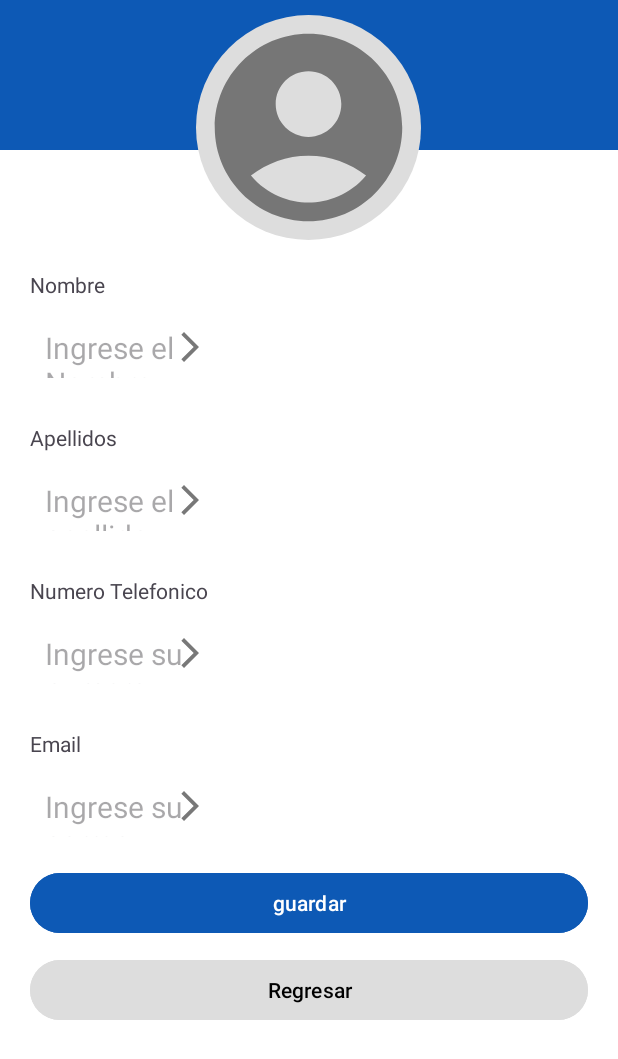
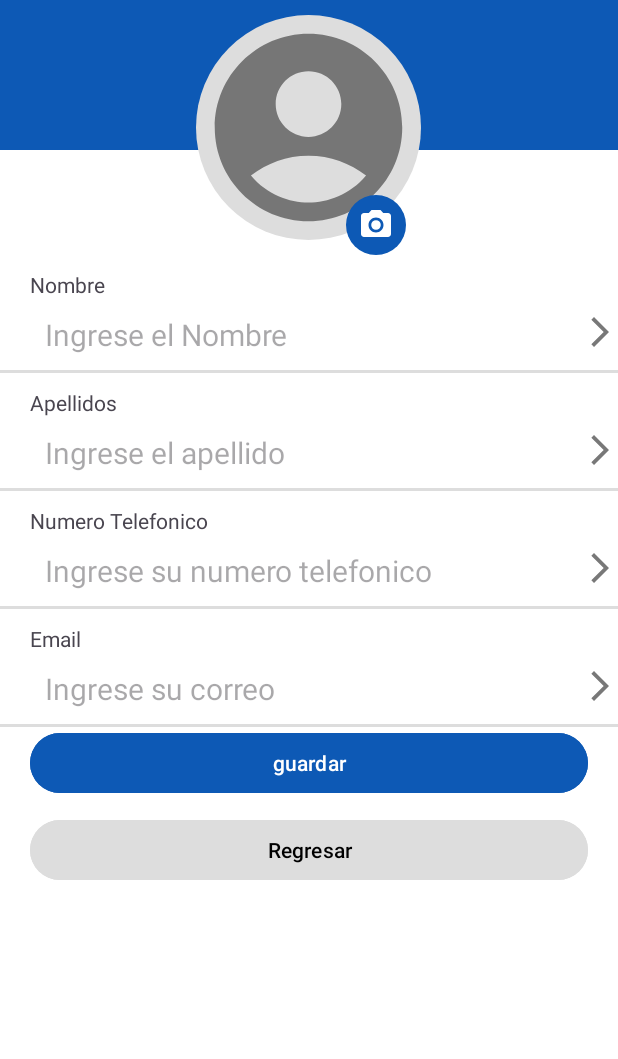
Before and after one commit to AlexAntonio29/AndroidStudioPracticas, an Android app: the PersonalDataActivity screen opened directly, with no data from a screen before it, on a phone screen of 412 x 824 dp. Shown: the top 1059 px of the screen. Run offline under Robolectric (Android 15) with nearby library versions, the light colour scheme and no system bars.

Commit message:
update Gestor incentivos Agregar foto parte 1

```diff
--- a/Proyectos/Gestor de Incentivos/app/src/main/AndroidManifest.xml
+++ b/Proyectos/Gestor de Incentivos/app/src/main/AndroidManifest.xml
@@ -1,7 +1,7 @@
 <?xml version="1.0" encoding="utf-8"?>
 <manifest xmlns:android="http://schemas.android.com/apk/res/android"
     xmlns:tools="http://schemas.android.com/tools">
-
+    <uses-permission android:name="android.permission.READ_EXTERNAL_STORAGE" />
     <application
         android:allowBackup="true"
         android:dataExtractionRules="@xml/data_extraction_rules"
@@ -28,6 +28,9 @@
         <activity android:name=".MainCafeteria"></activity>
         <activity android:name=".PersonalDataActivity"></activity>
 
+
+
+
     </application>
 
 </manifest>
--- a/Proyectos/Gestor de Incentivos/app/src/main/java/com/angel/gestordeincentivos/PersonalDataActivity.java
+++ b/Proyectos/Gestor de Incentivos/app/src/main/java/com/angel/gestordeincentivos/PersonalDataActivity.java
@@ -1,12 +1,16 @@
 package com.angel.gestordeincentivos;
 
 import android.content.Context;
+import android.content.Intent;
+import android.net.Uri;
 import android.os.Bundle;
 import android.os.PersistableBundle;
 import android.view.LayoutInflater;
 import android.view.View;
 import android.widget.Button;
 import android.widget.EditText;
+import android.widget.ImageButton;
+import android.widget.ImageView;
 import android.widget.LinearLayout;
 import android.widget.TextView;
 
@@ -17,6 +21,7 @@ public class PersonalDataActivity extends AppCompatActivity {
 
     Context context;
     Button bGuardar, bRegresar;
+    ImageButton bCamera;
     LinearLayout mparent;
     @Override
     public void onCreate( Bundle savedInstanceState) {
@@ -27,6 +32,9 @@ public class PersonalDataActivity extends AppCompatActivity {
         mparent=findViewById(R.id.llContenedorDatosPersonales);
         bGuardar= findViewById(R.id.bGuardarPersonalData);
         bRegresar=findViewById(R.id.bRegresarDatosPersonales);
+        bCamera=findViewById(R.id.ibEditCamera);
+
+
 
         LayoutInflater inflater= LayoutInflater.from(context);
 
@@ -65,6 +73,36 @@ public class PersonalDataActivity extends AppCompatActivity {
             }
         });
 
+        bRegresar.setOnClickListener(new View.OnClickListener() {
+            @Override
+            public void onClick(View view) {
+
+            }
+        });
+
+
+bCamera.setOnClickListener(new View.OnClickListener() {
+    @Override
+    public void onClick(View view) {
+        Intent intent = new Intent(Intent.ACTION_PICK);
+        intent.setType("image/*"); // Selecciona solo imágenes
+        startActivityForResult(intent, 1); // 1 es el código de solicitud
+    }
+});
 
     }
+
+
+    @Override
+    protected void onActivityResult(int requestCode, int resultCode, Intent data) {
+        super.onActivityResult(requestCode, resultCode, data);
+
+        if (requestCode == 1 && resultCode == RESULT_OK && data != null) {
+            Uri selectedImageUri = data.getData();
+            // Haz algo con la URI, por ejemplo, mostrarla en un ImageView
+            ImageView imageView = findViewById(R.id.imageView);
+            imageView.setImageURI(selectedImageUri);
+        }
+    }
+
 }
--- /dev/null
+++ b/Proyectos/Gestor de Incentivos/app/src/main/res/drawable/baseline_camera_alt_24.xml
@@ -0,0 +1,7 @@
+<vector xmlns:android="http://schemas.android.com/apk/res/android" android:height="24dp" android:tint="#FFFFFF" android:viewportHeight="24" android:viewportWidth="24" android:width="24dp">
+
+    <path android:fillColor="@android:color/white" android:pathData="M12,12m-3.2,0a3.2,3.2 0,1 1,6.4 0a3.2,3.2 0,1 1,-6.4 0"/>
+
+    <path android:fillColor="@android:color/white" android:pathData="M9,2L7.17,4L4,4c-1.1,0 -2,0.9 -2,2v12c0,1.1 0.9,2 2,2h16c1.1,0 2,-0.9 2,-2L22,6c0,-1.1 -0.9,-2 -2,-2h-3.17L15,2L9,2zM12,17c-2.76,0 -5,-2.24 -5,-5s2.24,-5 5,-5 5,2.24 5,5 -2.24,5 -5,5z"/>
+
+</vector>
--- /dev/null
+++ b/Proyectos/Gestor de Incentivos/app/src/main/res/drawable/image_circle_blue.xml
@@ -0,0 +1,7 @@
+<shape xmlns:android="http://schemas.android.com/apk/res/android"
+    android:shape="oval">
+    <solid android:color="@color/azul"/> <!-- Cambia el color o deja transparente -->
+    <size android:width="100dp" android:height="100dp"/> <!-- Tamaño del círculo -->
+
+
+</shape>
--- a/Proyectos/Gestor de Incentivos/app/src/main/res/layout/activity_datos_personales.xml
+++ b/Proyectos/Gestor de Incentivos/app/src/main/res/layout/activity_datos_personales.xml
@@ -28,9 +28,20 @@
 
             />
 
+        <ImageButton
+            android:id="@+id/ibEditCamera"
+            android:layout_width="40dp"
+            android:layout_height="40dp"
+            android:layout_alignRight="@+id/imageCuenta"
+            android:layout_alignBottom="@+id/imageCuenta"
+            android:layout_marginRight="10dp"
+            android:background="@drawable/image_circle_blue"
+            android:src="@drawable/baseline_camera_alt_24"
+            />
+
     </RelativeLayout>
 <ScrollView
-    android:layout_width="wrap_content"
+    android:layout_width="match_parent"
     android:layout_height="wrap_content">
 <LinearLayout
     android:id="@+id/llContenedorDatosPersonales"
--- a/Proyectos/Gestor de Incentivos/app/src/main/res/layout/item_datos_personales.xml
+++ b/Proyectos/Gestor de Incentivos/app/src/main/res/layout/item_datos_personales.xml
@@ -6,6 +6,8 @@
     android:background="@drawable/backround_item_cuenta"
     android:id="@+id/llContenedorCuentaItem"
     android:layout_alignParentBottom="true"
+    android:layout_marginLeft="10dp"
+    android:layout_marginRight="10dp"
     >
 
         <TextView
@@ -35,7 +37,7 @@
 
         <EditText
 
-            android:layout_margin="10dp"
+            android:layout_marginLeft="10dp"
 
             android:layout_width="match_parent"
             android:layout_height="wrap_content"
@@ -56,7 +58,7 @@
             android:background="@drawable/arrow_right"
             android:layout_alignParentRight="true"
             android:backgroundTint="@color/gris"
-            android:layout_marginTop="10dp"
+
 
             />
 
@@ -64,7 +66,7 @@
     </RelativeLayout>
     <View
         android:layout_width="match_parent"
-        android:layout_height="5dp"
+        android:layout_height="2dp"
         android:background="@color/gris_claro" />
 
 
```
Also changed, not shown: Proyectos/Gestor de Incentivos/app/src/main/res/drawable/baseline_camera.xml (added, +7 -0 lines).
